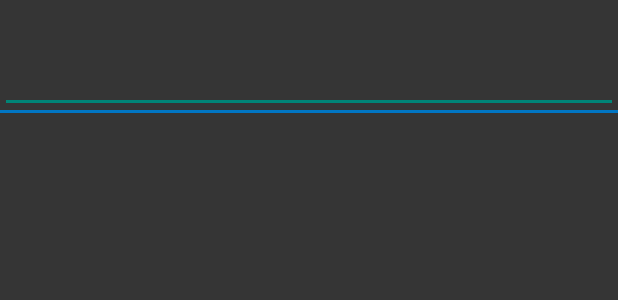
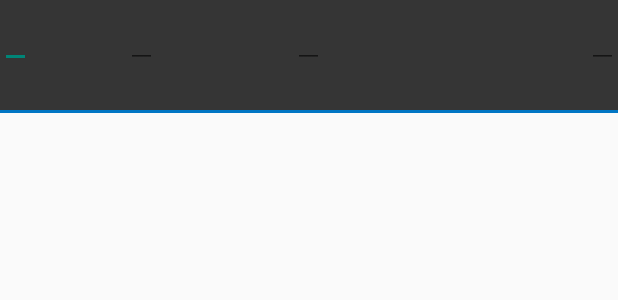
Before and after one commit to CSC4350/PiTection, an Android app: the layout events_layout.xml on its own in the app's theme, with its tools: preview values and no code run, on a phone screen of 412 x 824 dp. Shown: the top 300 px of the screen. Run offline under Robolectric (Android 15) with nearby library versions, the phone set to English and light mode, and no system bars.

Commit message:
Added comments, did some refactoring of classes. Also changed the device objects, need to add the type of device as there is a difference in their status. Meaning that motion detectors detect motion and change status to 1 but doors are closed with status 1. So some logic in checking devices when arming and when armed had to be adjusted.

```diff
--- a/app/src/main/java/com/example/pitectors/pitection/DeviceAdapter.java
+++ b/app/src/main/java/com/example/pitectors/pitection/DeviceAdapter.java
@@ -66,6 +66,9 @@ ArrayList<Devices> list;
 		}
 
 		viewHolder.text.setText(list.get(position).getDeviceName());
+		/**Some checks on the status of each device
+		 * set a specific icon for the different statuses
+		 */
 		if(list.get(position).getDeviceStatus().equals(0) && list.get(position).getDeviceType().equals("Door")){
 			int image_warning = R.mipmap.ic_event_white_48dp;
 			viewHolder.image.setImageResource(image_warning);
--- a/app/src/main/java/com/example/pitectors/pitection/MainScreen.java
+++ b/app/src/main/java/com/example/pitectors/pitection/MainScreen.java
@@ -114,8 +114,9 @@ public class MainScreen extends AppCompatActivity implements View.OnClickListene
                 Toast.makeText(this,"Starting settings activity",Toast.LENGTH_SHORT).show();
                 break;
             case R.id.logsBtn:
-                //eventually start logs activity
-                Toast.makeText(this,"Starting logs activity",Toast.LENGTH_SHORT).show();
+                //Build intent to start the logs activity on button action
+                Intent logsIntent = new Intent(this,EventLogsActivity.class);
+                startActivity(logsIntent);
                 break;
 
 
--- a/app/src/main/res/layout/events_layout.xml
+++ b/app/src/main/res/layout/events_layout.xml
@@ -1,25 +1,49 @@
 <?xml version="1.0" encoding="utf-8"?>
 <RelativeLayout xmlns:android="http://schemas.android.com/apk/res/android"
                 android:layout_width="match_parent"
-                android:layout_height="match_parent"
+                android:layout_height="75dp"
                 android:background="@color/background"
     >
 
-    <EditText
-        android:layout_width="wrap_content"
-        android:layout_height="75dp"
-        android:id="@+id/editText"
-        android:layout_alignParentTop="true"
-        android:layout_alignParentLeft="true"
-        android:layout_alignParentStart="true"
-        android:layout_alignParentRight="true"
-        android:layout_alignParentEnd="true"
-        android:textColor="@color/text"
-        />
     <View
         android:layout_height="2dp"
         android:layout_width="match_parent"
-        android:layout_alignBottom="@+id/editText"
-        android:background="@color/misc">
+        android:background="@color/misc"
+        android:layout_alignParentBottom="true"
+        android:layout_alignParentLeft="true"
+        android:layout_alignParentStart="true">
     </View>
+
+    <EditText
+        android:layout_width="wrap_content"
+        android:layout_height="wrap_content"
+        android:id="@+id/deviceName"
+        android:layout_alignParentTop="true"
+        android:layout_alignParentLeft="true"
+        android:layout_alignParentStart="true" />
+
+    <EditText
+        android:layout_width="wrap_content"
+        android:layout_height="wrap_content"
+        android:id="@+id/deviceStatus"
+        android:layout_alignParentTop="true"
+        android:layout_toRightOf="@+id/deviceName"
+        android:layout_toEndOf="@+id/deviceName"
+        android:layout_marginLeft="63dp"
+        android:layout_marginStart="63dp" />
+
+    <EditText
+        android:layout_width="wrap_content"
+        android:layout_height="wrap_content"
+        android:id="@+id/date"
+        android:layout_alignParentTop="true"
+        android:layout_centerHorizontal="true" />
+
+    <EditText
+        android:layout_width="wrap_content"
+        android:layout_height="wrap_content"
+        android:id="@+id/user"
+        android:layout_alignParentTop="true"
+        android:layout_alignParentRight="true"
+        android:layout_alignParentEnd="true" />
 </RelativeLayout>
```
Also changed, not shown: app/src/main/java/com/example/pitectors/pitection/EventLogAdapter.java (added, +72 -0 lines), app/src/main/java/com/example/pitectors/pitection/EventLogsActivity.java (+91 -0 lines), app/src/main/java/com/example/pitectors/pitection/Events.java (added, +55 -0 lines), app/src/main/java/com/example/pitectors/pitection/HttpManager.java (+8 -2 lines), app/src/main/java/com/example/pitectors/pitection/JsonParser.java (+39 -0 lines).
